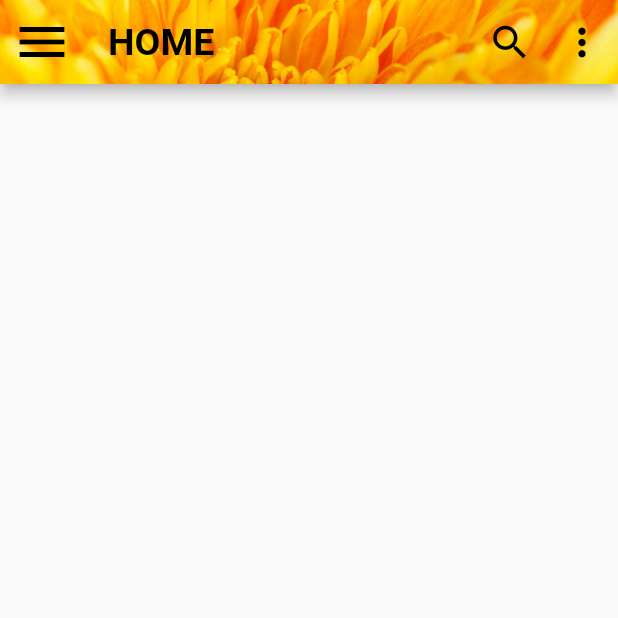
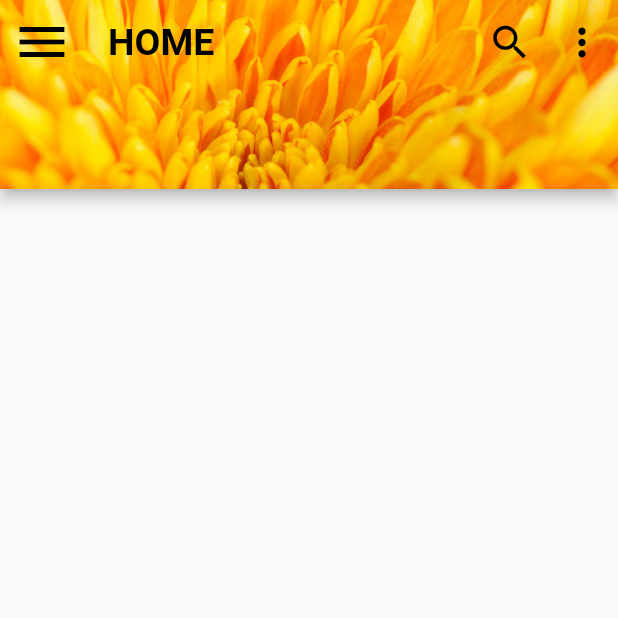
Before and after one commit to ImanAdithya/Flutter, a Flutter app: the screen it shows after launch, on a phone screen of 412 x 824 dp, the top half of it. Run offline on Flutter 3.47's test engine with Material 2 defaults, Android fonts, the light colour scheme and no system bars; our stand-ins replace device_preview.

Commit message:
add Preferedsize

```diff
--- a/third_project/lib/main.dart
+++ b/third_project/lib/main.dart
@@ -53,7 +53,11 @@
             flexibleSpace: Image.asset(
               "assets/back.jpg",
               fit: BoxFit.cover,
-            )
+            ),
+
+            bottom:PreferredSize(child: Container(),
+                preferredSize: Size.fromHeight(70.0)),
+
 
         ),
 
```
